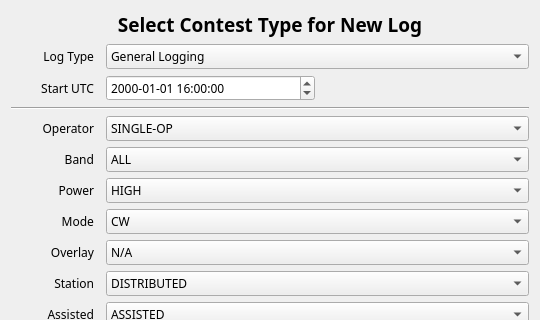
This is not1mm/data/new_contest.ui in mbridak/not1mm as Qt 5 draws it before an edit; both pictures show x 0 to 540 and y 0 to 320 of the 540 by 693 pixel window. The edited form follows.
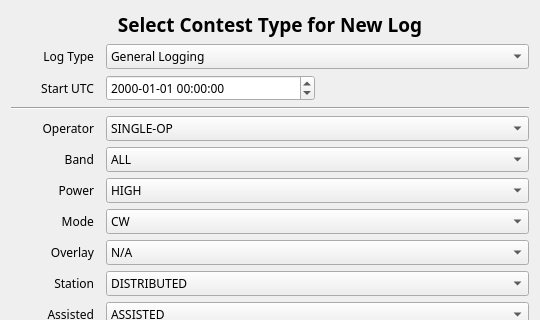
This is the edited form.

Commit message: renamed a label

```diff
--- a/not1mm/data/new_contest.ui
+++ b/not1mm/data/new_contest.ui
@@ -213,7 +213,7 @@
     <widget class="QDateTimeEdit" name="dateTimeEdit">
      <property name="time">
       <time>
-       <hour>16</hour>
+       <hour>0</hour>
        <minute>0</minute>
        <second>0</second>
       </time>
```
Left out of the diff: 2 changed lines with no effect on the pictures.
